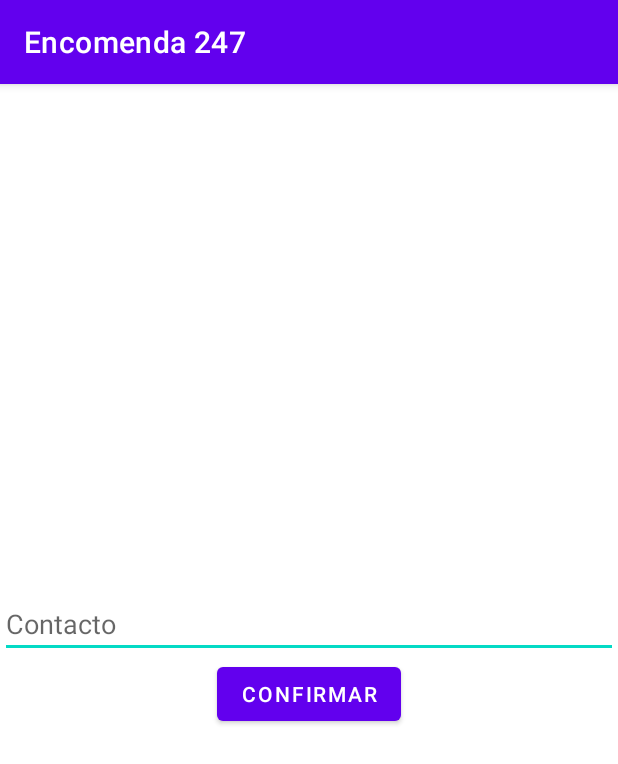
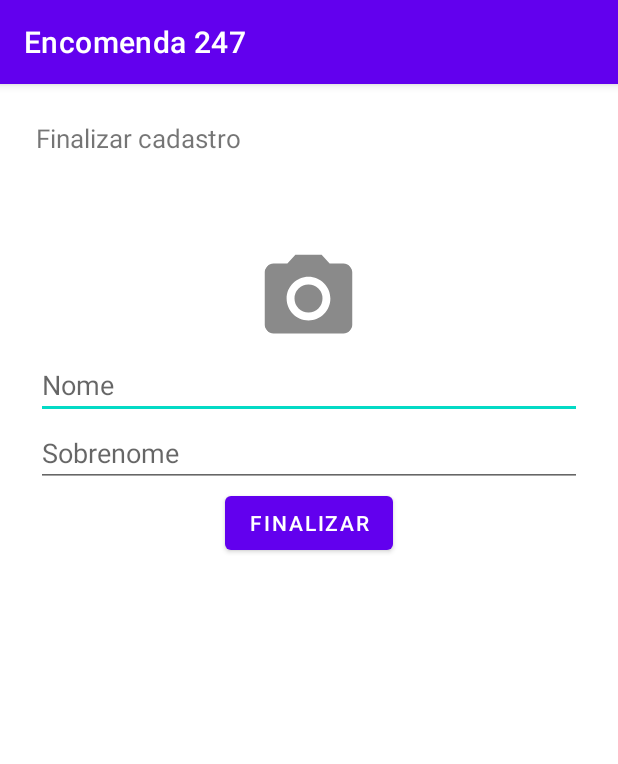
Before and after one commit to nnorte/Encomenda247, an Android app: the screen it shows after launch (AuthenticacaoActivity before the commit, CadastroActivity after it), on a phone screen of 412 x 824 dp. Shown: the top 764 px of the screen. Run offline under Robolectric (Android 15) with nearby library versions, the phone set to English and light mode, and no system bars; our stand-ins replace CircleImageView.

Commit message:
Criacao de tela de cadastro..."EM ANDAMENTO":::::::::

```diff
--- a/app/build.gradle
+++ b/app/build.gradle
@@ -52,4 +52,6 @@ dependencies {
     implementation platform('com.google.firebase:firebase-bom:25.12.0')
     implementation 'com.google.firebase:firebase-analytics-ktx'
 
+    implementation 'de.hdodenhof:circleimageview:3.1.0'
+
 }
--- a/app/src/main/java/mz/co/encomenda247/AuthenticacaoActivity.java
+++ b/app/src/main/java/mz/co/encomenda247/AuthenticacaoActivity.java
@@ -13,7 +13,7 @@ import android.widget.Toast;
 
 public class AuthenticacaoActivity extends AppCompatActivity {
 
-    EditText tv_contacto;
+    EditText tv_contacto, nome, apelido;
     Button btn_confirmar;
 
     @Override
@@ -28,13 +28,11 @@ public class AuthenticacaoActivity extends AppCompatActivity {
        btn_confirmar.setOnClickListener(new View.OnClickListener() {
            @Override
            public void onClick(View view) {
-
                if (tv_contacto.getText().toString().isEmpty()){
-                   Toast.makeText(AuthenticacaoActivity.this, "Digite seu contacto", Toast.LENGTH_SHORT).show();
+                   Toast.makeText(AuthenticacaoActivity.this, "Preencha todos os campos", Toast.LENGTH_SHORT).show();
                }else if (tv_contacto.getText().toString().replace("", "").length() != 9){
                    Toast.makeText(AuthenticacaoActivity.this, "Digite um numero valido", Toast.LENGTH_SHORT).show();
                }else{
-
                  Intent intent = new Intent(getApplicationContext(), VerificarNumeroActivity.class);
                  intent.putExtra("contacto",tv_contacto.getText().toString());
                  startActivity(intent);
--- /dev/null
+++ b/app/src/main/java/mz/co/encomenda247/CadastroActivity.java
@@ -0,0 +1,78 @@
+package mz.co.encomenda247;
+
+import androidx.annotation.Nullable;
+import androidx.appcompat.app.AppCompatActivity;
+import androidx.core.app.ActivityCompat;
+
+import android.Manifest;
+import android.content.Intent;
+import android.net.Uri;
+import android.os.Bundle;
+import android.view.View;
+import android.widget.Button;
+import android.widget.EditText;
+import android.widget.Toast;
+
+import de.hdodenhof.circleimageview.CircleImageView;
+
+public class CadastroActivity extends AppCompatActivity {
+    EditText  nome, apelido;
+    Button btn_confirmar;
+    CircleImageView foto_perfil;
+    final int REQUISACAO_GALERIA = 999;
+    private Uri fotoUri;
+
+    @Override
+    protected void onCreate(Bundle savedInstanceState) {
+        super.onCreate(savedInstanceState);
+        setContentView(R.layout.activity_cadastro);
+
+        nome = findViewById(R.id.nome);
+        apelido = findViewById(R.id.apelido);
+        foto_perfil = findViewById(R.id.foto_perfil);
+
+        foto_perfil.setOnClickListener(new View.OnClickListener() {
+            @Override
+            public void onClick(View view) {
+                selecionarFoto();
+            }
+        });
+
+        btn_confirmar = findViewById(R.id.btn_confirmar);
+
+        btn_confirmar.setOnClickListener(new View.OnClickListener() {
+            @Override
+            public void onClick(View view) {
+                if (nome.getText().toString().isEmpty() || apelido.getText().toString().isEmpty()){
+                    Toast.makeText(CadastroActivity.this, "Preencha todos os campos", Toast.LENGTH_SHORT).show();
+                }else{
+                    if (nome.getText().toString().length() < 3 || apelido.getText().toString().length() < 3){
+                        Toast.makeText(CadastroActivity.this, "Introduza um nome & apelido validos 3 caracteres no minimo", Toast.LENGTH_SHORT).show();
+                    }else{
+                        Toast.makeText(CadastroActivity.this, "Cadastrado", Toast.LENGTH_SHORT).show();
+                    }
+                }
+            }
+        });
+    }
+
+    private void selecionarFoto() {
+        ActivityCompat.requestPermissions(CadastroActivity.this,
+                new String[]{Manifest.permission.READ_EXTERNAL_STORAGE},
+                REQUISACAO_GALERIA
+        );
+        Intent gallery = new Intent();
+        gallery.setType("image/*");
+        gallery.setAction(Intent.ACTION_GET_CONTENT);
+        startActivityForResult(gallery, 1);
+    }
+
+    @Override
+    protected void onActivityResult(int requestCode, int resultCode, @Nullable Intent data) {
+        super.onActivityResult(requestCode, resultCode, data);
+        if (requestCode == 1 && resultCode ==RESULT_OK && data != null && data.getData() != null){
+            fotoUri = data.getData();
+            foto_perfil.setImageURI(fotoUri);
+        }
+    }
+}
--- /dev/null
+++ b/app/src/main/res/drawable/ic_baseline_camera_alt_24.xml
@@ -0,0 +1,6 @@
+<vector android:height="24dp" android:tint="#8A8A8A"
+    android:viewportHeight="24" android:viewportWidth="24"
+    android:width="24dp" xmlns:android="http://schemas.android.com/apk/res/android">
+    <path android:fillColor="@android:color/white" android:pathData="M12,12m-3.2,0a3.2,3.2 0,1 1,6.4 0a3.2,3.2 0,1 1,-6.4 0"/>
+    <path android:fillColor="@android:color/white" android:pathData="M9,2L7.17,4L4,4c-1.1,0 -2,0.9 -2,2v12c0,1.1 0.9,2 2,2h16c1.1,0 2,-0.9 2,-2L22,6c0,-1.1 -0.9,-2 -2,-2h-3.17L15,2L9,2zM12,17c-2.76,0 -5,-2.24 -5,-5s2.24,-5 5,-5 5,2.24 5,5 -2.24,5 -5,5z"/>
+</vector>
--- /dev/null
+++ b/app/src/main/res/layout/activity_cadastro.xml
@@ -0,0 +1,48 @@
+<?xml version="1.0" encoding="utf-8"?>
+<LinearLayout xmlns:android="http://schemas.android.com/apk/res/android"
+    xmlns:app="http://schemas.android.com/apk/res-auto"
+    xmlns:tools="http://schemas.android.com/tools"
+    android:layout_width="match_parent"
+    android:layout_height="match_parent"
+    android:orientation="vertical"
+    tools:context=".CadastroActivity">
+
+   <LinearLayout
+       android:padding="12dp"
+       android:layout_margin="12dp"
+       android:layout_width="match_parent"
+       android:layout_height="match_parent"
+       android:orientation="vertical">
+       <TextView
+           android:textSize="17dp"
+           android:layout_marginBottom="60dp"
+           android:text="Finalizar cadastro"
+           android:layout_width="wrap_content"
+           android:layout_height="wrap_content"/>
+
+       <de.hdodenhof.circleimageview.CircleImageView
+           android:id="@+id/foto_perfil"
+           android:src="@drawable/ic_baseline_camera_alt_24"
+           android:layout_gravity="center"
+           android:layout_width="70dp"
+           android:layout_height="70dp" />
+
+       <EditText
+           android:id="@+id/nome"
+           android:hint="Nome"
+           android:layout_width="match_parent"
+           android:layout_height="wrap_content"/>
+       <EditText
+           android:id="@+id/apelido"
+           android:hint="Sobrenome"
+           android:layout_width="match_parent"
+           android:layout_height="wrap_content"/>
+       <Button
+           android:id="@+id/btn_confirmar"
+           android:layout_gravity="center"
+           android:layout_width="wrap_content"
+           android:layout_height="wrap_content"
+           android:text="Finalizar"/>
+   </LinearLayout>
+
+</LinearLayout>
```
Also changed, not shown: app/src/main/AndroidManifest.xml (+10 -5 lines), app/src/main/java/mz/co/encomenda247/VerificarNumeroActivity.java (+1 -15 lines), app/src/main/res/layout/activity_authenticacao.xml (+25 -3 lines), app/src/main/res/layout/activity_verificar_numero.xml (+15 -1 lines).
